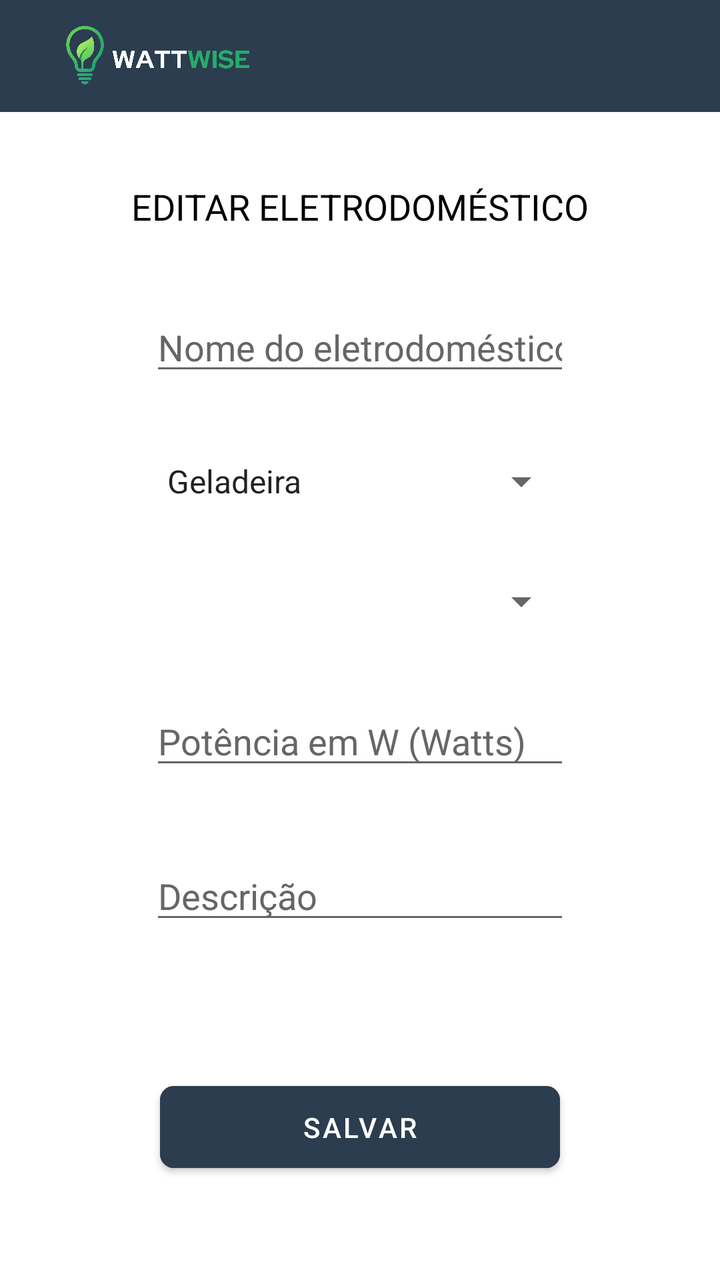
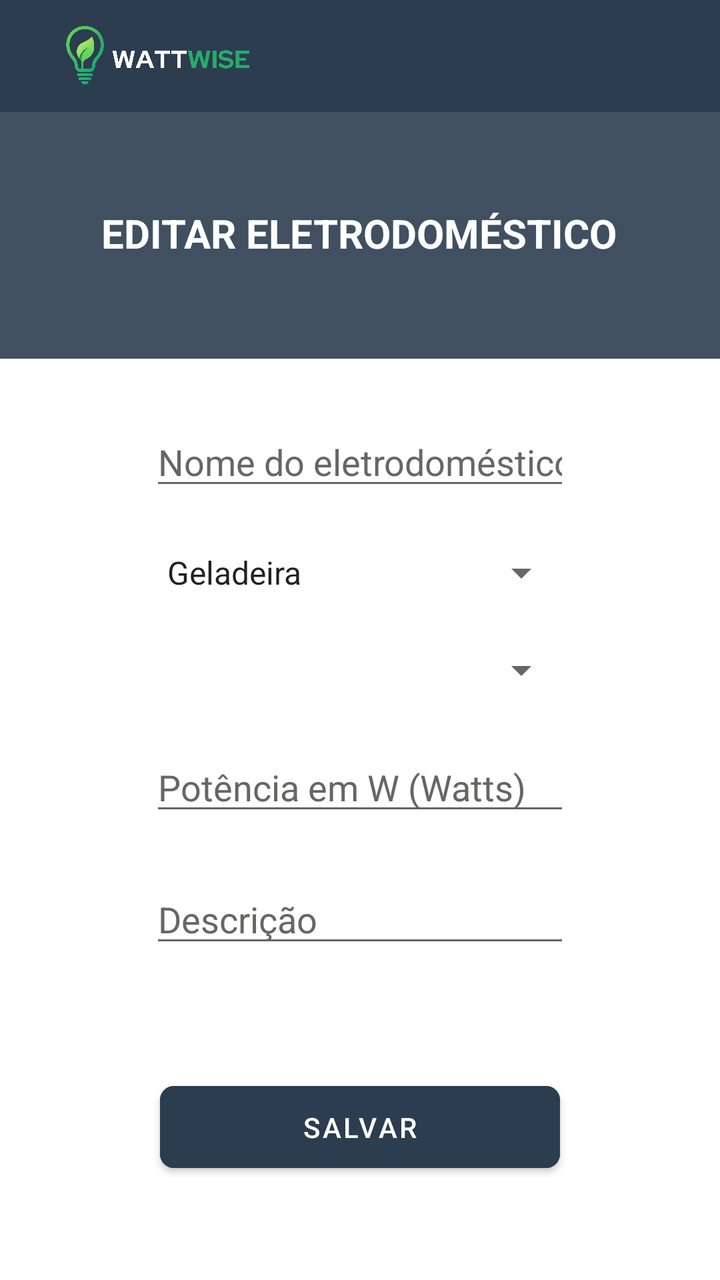

Before-and-after screenshots of an Android layout around one commit, followed by the original layout XML and the change that was made.
<!-- AndroidManifest.xml: application theme Theme.WattWiseApp -->
<!-- res/layout/activity_edit_appliance.xml -->
<?xml version="1.0" encoding="utf-8"?>
<androidx.constraintlayout.widget.ConstraintLayout
    xmlns:android="http://schemas.android.com/apk/res/android"
    xmlns:app="http://schemas.android.com/apk/res-auto"
    xmlns:tools="http://schemas.android.com/tools"
    android:id="@+id/main"
    android:layout_width="match_parent"
    android:layout_height="match_parent"
    android:background="#FFFFFF"
    android:fitsSystemWindows="true"
    tools:context=".editAppliance">

    
    <com.google.android.material.appbar.MaterialToolbar
        android:id="@+id/toolbar"
        android:layout_width="match_parent"
        android:layout_height="wrap_content"
        android:background="#2B3D4F"
        android:title="Lista de comodos"
        android:titleTextColor="@android:color/white"
        app:layout_constraintEnd_toEndOf="parent"
        app:layout_constraintStart_toStartOf="parent"
        app:layout_constraintTop_toTopOf="parent"
        app:popupTheme="@style/MenuBranco" />

    <ImageView
        android:layout_width="120dp"
        android:layout_height="32dp"
        android:layout_gravity="start"
        android:layout_marginStart="-200dp"
        android:scaleType="fitCenter"
        android:src="@drawable/logoo"
        app:layout_constraintBottom_toBottomOf="@+id/toolbar"
        app:layout_constraintEnd_toEndOf="@+id/toolbar"
        app:layout_constraintStart_toStartOf="@+id/toolbar"
        app:layout_constraintTop_toTopOf="parent" />


    
    <TextView
        android:id="@+id/textViewTitulo"
        android:layout_width="wrap_content"
        android:layout_height="wrap_content"
        android:layout_marginTop="35dp"
        android:text="EDITAR ELETRODOMÉSTICO"
        android:textColor="#000000"
        android:textSize="18sp"
        app:layout_constraintEnd_toEndOf="parent"
        app:layout_constraintStart_toStartOf="parent"
        app:layout_constraintTop_toBottomOf="@+id/toolbar" />

    
    <EditText
        android:id="@+id/editNomeEletro"
        android:layout_width="wrap_content"
        android:layout_height="wrap_content"
        android:layout_marginTop="16dp"
        android:layout_marginBottom="16dp"
        android:ems="10"
        android:hint="Nome do eletrodoméstico"
        android:inputType="text"
        android:textColor="#000000"
        android:textColorHint="#686565"
        app:layout_constraintEnd_toEndOf="parent"
        app:layout_constraintStart_toStartOf="parent"
        app:layout_constraintTop_toBottomOf="@+id/textViewTitulo"
        app:layout_constraintBottom_toTopOf="@+id/editTipoEletro" />

    
    <Spinner
        android:id="@+id/editTipoEletro"
        android:layout_width="209dp"
        android:layout_height="wrap_content"
        android:layout_marginBottom="16dp"
        android:textColor="#000000"
        android:entries="@array/tipos_eletrodomesticos"
        app:layout_constraintEnd_toEndOf="parent"
        app:layout_constraintStart_toStartOf="parent"
        app:layout_constraintTop_toBottomOf="@+id/editNomeEletro"
        app:layout_constraintBottom_toTopOf="@+id/editComodoEletro" />

    
    <Spinner
        android:id="@+id/editComodoEletro"
        android:layout_width="209dp"
        android:layout_height="wrap_content"
        android:layout_marginBottom="16dp"
        android:textColor="#000000"
        app:layout_constraintEnd_toEndOf="parent"
        app:layout_constraintStart_toStartOf="parent"
        app:layout_constraintTop_toBottomOf="@+id/editTipoEletro"
        app:layout_constraintBottom_toTopOf="@+id/editPotenciaEletro" />

    
    <EditText
        android:id="@+id/editPotenciaEletro"
        android:layout_width="wrap_content"
        android:layout_height="wrap_content"
        android:layout_marginBottom="16dp"
        android:ems="10"
        android:hint="Potência em W (Watts)"
        android:inputType="number"
        android:textColor="#000000"
        android:textColorHint="#686565"
        app:layout_constraintEnd_toEndOf="parent"
        app:layout_constraintStart_toStartOf="parent"
        app:layout_constraintTop_toBottomOf="@+id/editComodoEletro"
        app:layout_constraintBottom_toTopOf="@+id/editDescricaoEletro" />

    
    <EditText
        android:id="@+id/editDescricaoEletro"
        android:layout_width="wrap_content"
        android:layout_height="wrap_content"
        android:layout_marginBottom="50dp"
        android:ems="10"
        android:hint="Descrição"
        android:inputType="text"
        android:textColor="#000000"
        android:textColorHint="#686565"
        app:layout_constraintEnd_toEndOf="parent"
        app:layout_constraintStart_toStartOf="parent"
        app:layout_constraintTop_toBottomOf="@+id/editPotenciaEletro"
        app:layout_constraintBottom_toTopOf="@+id/btnSalvarEdicao" />

    
    <Button
        android:id="@+id/btnSalvarEdicao"
        android:layout_width="200dp"
        android:layout_height="53dp"
        android:layout_marginBottom="50dp"
        android:backgroundTint="#2b3d4f"
        android:text="SALVAR"
        app:cornerRadius="7dp"
        android:textColor="#FFFFFF"
        app:layout_constraintBottom_toBottomOf="parent"
        app:layout_constraintEnd_toEndOf="parent"
        app:layout_constraintStart_toStartOf="parent" />

</androidx.constraintlayout.widget.ConstraintLayout>
<!-- resources referenced by this layout -->
<resources>
  <string-array name="tipos_eletrodomesticos">
          <item>Geladeira</item>
          <item>Televisão</item>
          <item>Micro-ondas</item>
          <item>Forno elétrico</item>
          <item>Máquina de lavar</item>
          <item>Secadora</item>
          <item>Ar-condicionado</item>
          <item>Ventilador</item>
          <item>Chuveiro elétrico</item>
      </string-array>
  <!-- drawable logoo: png bitmap (drawable, 169475 bytes) -->
  <style name="MenuBranco" parent="ThemeOverlay.Material3.Light">
          <item name="colorSurface">#FFFFFF</item>
          <item name="colorOnSurface">#000000</item>
          <item name="android:background">#FFFFFF</item>
      </style>
  <style name="Theme.WattWiseApp" parent="Base.Theme.WattWiseApp" />
  <style name="Base.Theme.WattWiseApp" parent="Theme.MaterialComponents.DayNight.NoActionBar">
          
          
      </style>
</resources>

<!-- the commit's change to res/layout/activity_edit_appliance.xml (unified diff, before → after) -->
@@ -23,6 +23,18 @@
         app:layout_constraintTop_toTopOf="parent"
         app:popupTheme="@style/MenuBranco" />
 
+
+    <ImageView
+        android:id="@+id/imgBackground"
+        android:layout_width="496dp"
+        android:layout_height="137dp"
+        android:scaleType="fitXY"
+        android:src="@drawable/ww"
+        app:layout_constraintEnd_toEndOf="parent"
+        app:layout_constraintHorizontal_bias="0.505"
+        app:layout_constraintStart_toStartOf="parent"
+        app:layout_constraintTop_toBottomOf="@+id/toolbar" />
+
     <ImageView
         android:layout_width="120dp"
         android:layout_height="32dp"
@@ -37,34 +49,38 @@
 
 
     
+
+    
     <TextView
         android:id="@+id/textViewTitulo"
         android:layout_width="wrap_content"
         android:layout_height="wrap_content"
-        android:layout_marginTop="35dp"
         android:text="EDITAR ELETRODOMÉSTICO"
-        android:textColor="#000000"
-        android:textSize="18sp"
+        android:textColor="#FFFFFF"
+        android:textSize="20sp"
+        android:textStyle="bold"
+        app:layout_constraintBottom_toBottomOf="@+id/imgBackground"
         app:layout_constraintEnd_toEndOf="parent"
+        app:layout_constraintHorizontal_bias="0.496"
         app:layout_constraintStart_toStartOf="parent"
-        app:layout_constraintTop_toBottomOf="@+id/toolbar" />
+        app:layout_constraintTop_toBottomOf="@+id/toolbar"
+        app:layout_constraintVertical_bias="0.427" />
 
-    
     <EditText
         android:id="@+id/editNomeEletro"
         android:layout_width="wrap_content"
         android:layout_height="wrap_content"
-        android:layout_marginTop="16dp"
+        android:layout_marginTop="70dp"
         android:layout_marginBottom="16dp"
         android:ems="10"
         android:hint="Nome do eletrodoméstico"
         android:inputType="text"
         android:textColor="#000000"
         android:textColorHint="#686565"
+        app:layout_constraintBottom_toTopOf="@+id/editTipoEletro"
         app:layout_constraintEnd_toEndOf="parent"
         app:layout_constraintStart_toStartOf="parent"
-        app:layout_constraintTop_toBottomOf="@+id/textViewTitulo"
-        app:layout_constraintBottom_toTopOf="@+id/editTipoEletro" />
+        app:layout_constraintTop_toBottomOf="@+id/textViewTitulo" />
 
     
     <Spinner
<!-- resource entries referenced after the edit -->
@@ -12,6 +12,17 @@
           <item>Chuveiro elétrico</item>
       </string-array>
   <!-- drawable logoo: png bitmap (drawable, 169475 bytes) -->
+  <!-- drawable ww (drawable) -->
+  <vector xmlns:android="http://schemas.android.com/apk/res/android"
+      android:width="1440dp"
+      android:height="320dp"
+      android:viewportWidth="1440"
+      android:viewportHeight="320">
+    <path
+        android:pathData="M0,224L0,288L1440,288L1440,0L0,0L0,0Z"
+        android:fillColor="#2B3D4F"
+        android:fillAlpha="0.9"/>
+  </vector>
   <style name="MenuBranco" parent="ThemeOverlay.Material3.Light">
           <item name="colorSurface">#FFFFFF</item>
           <item name="colorOnSurface">#000000</item>
